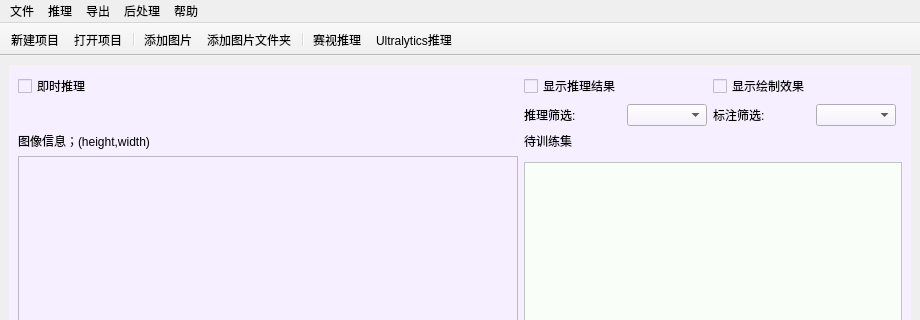
Before: the Qt Designer form mainwindow.ui in V-lambow/anno_studio, drawn with Qt 5; both pictures show x 0 to 920 and y 0 to 320 of the 920 by 638 pixel window.
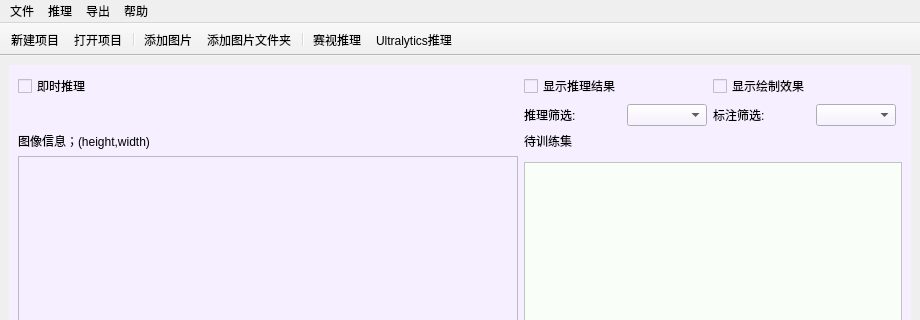
After: the same form once the commit is applied. Icons and pictures are not drawn. Custom widgets are drawn as their Qt base class.

Commit message: fix: 完善统计功能，去除后处理部分

Diff of the .ui file:
```diff
--- a/mainwindow.ui
+++ b/mainwindow.ui
@@ -242,12 +242,6 @@
      <addaction name="actionExportCocoDet"/>
      <addaction name="actionExportCocoSeg"/>
    </widget>
-   <widget class="QMenu" name="menu_4">
-    <property name="title">
-     <string>后处理</string>
-    </property>
-    <addaction name="actionoh_test"/>
-   </widget>
    <widget class="QMenu" name="menu_5">
     <property name="title">
      <string>帮助</string>
@@ -257,7 +251,6 @@
    <addaction name="menu"/>
    <addaction name="menu_2"/>
    <addaction name="menu_3"/>
-   <addaction name="menu_4"/>
    <addaction name="menu_5"/>
   </widget>
   <widget class="QStatusBar" name="statusbar"/>
```
Left out of the diff: 5 changed lines with no effect on the pictures. Lines whose indentation alone changed are shown as unchanged. The commit also changes 5 other files.
